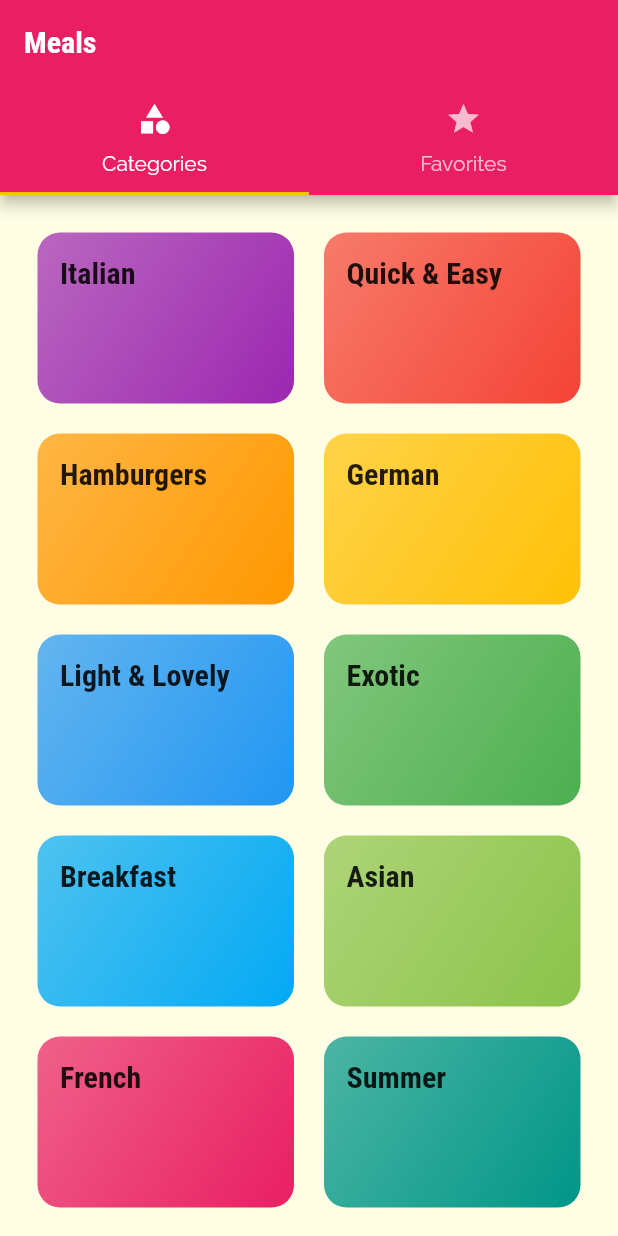
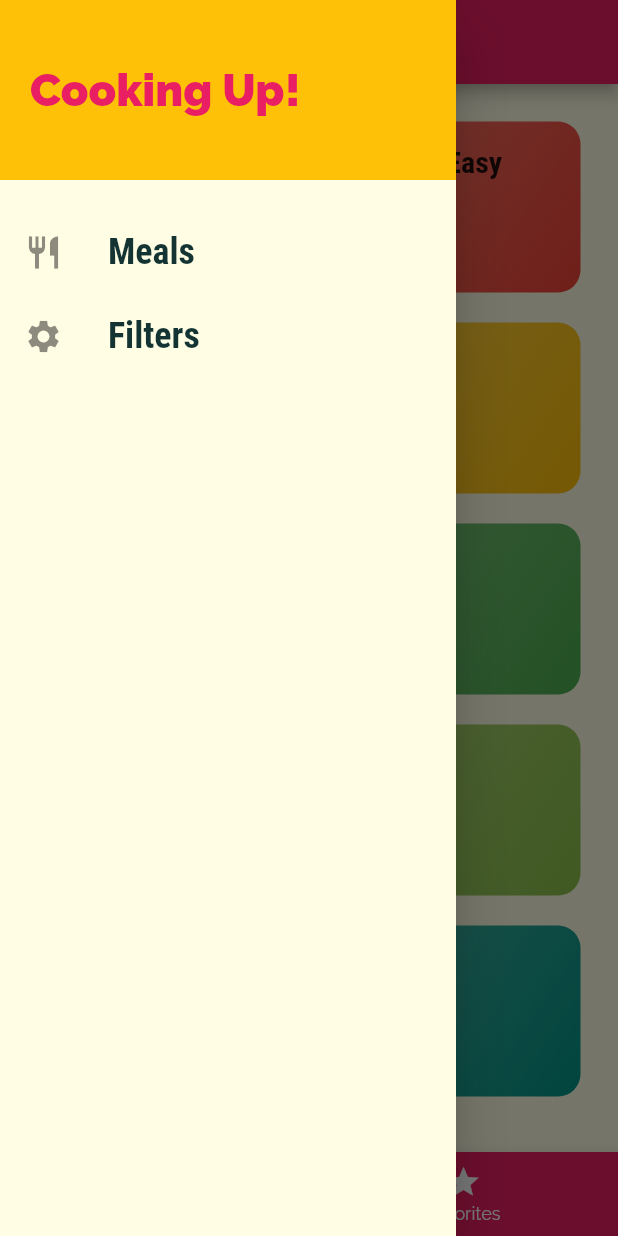
Before and after one commit to KoKud/FluterTutorial, a Flutter app: the screen it shows after launch, with the side drawer open (before the commit the screen has no drawer), on a phone screen of 412 x 824 dp. Run offline on Flutter 3.47's test engine with Material 2 defaults, Android fonts, the phone set to English and light mode, and no system bars.

Commit message:
Finished Meal app

```diff
--- a/flutter_guide_meals/lib/main.dart
+++ b/flutter_guide_meals/lib/main.dart
@@ -1,13 +1,66 @@
 import 'package:flutter/material.dart';
 
+import './dummy_data.dart';
+import './screens/filters_screen.dart';
 import './screens/tabs_screen.dart';
 import './screens/meal_detail_screen.dart';
 import './screens/category_meals_screen.dart';
 import './screens/categories_screen.dart';
+import './models/meal.dart';
 
 void main() => runApp(MyApp());
 
-class MyApp extends StatelessWidget {
+class MyApp extends StatefulWidget {
+  @override
+  State<MyApp> createState() => _MyAppState();
+}
+
+class _MyAppState extends State<MyApp> {
+  Map<String, bool> _filters = {
+    'gluten': false,
+    'lactose': false,
+    'vegan': false,
+    'vegetarian': false,
+  };
+
+  List<Meal> _availableMeals = DUMMY_MEALS;
+  List<Meal> _favouriteMeals = [];
+
+  void _setFilters(Map<String, bool> filterData) {
+    setState(() {
+      _filters = filterData;
+
+      _availableMeals = DUMMY_MEALS.where((meal) {
+        if (_filters['gluten'] && !meal.isGlutenFree) return false;
+        if (_filters['lactose'] && !meal.isLactoseFree) return false;
+        if (_filters['vegan'] && !meal.isVegan) return false;
+        if (_filters['vegetarian'] && !meal.isVegetarian) return false;
+
+        return true;
+      }).toList();
+    });
+  }
+
+  void _toggleFavorite(String mealId) {
+    final existingIndes =
+        _favouriteMeals.indexWhere((meal) => meal.id == mealId);
+
+    if (existingIndes >= 0) {
+      setState(() {
+        _favouriteMeals.removeAt(existingIndes);
+      });
+    } else {
+      setState(() {
+        _favouriteMeals
+            .add(DUMMY_MEALS.firstWhere((meal) => meal.id == mealId));
+      });
+    }
+  }
+
+  bool _isMealFavorite(String id) {
+    return _favouriteMeals.any((meal) => meal.id == id);
+  }
+
   @override
   Widget build(BuildContext context) {
     return MaterialApp(
@@ -32,9 +85,12 @@
       // home: CategoriesScreen(),
       // initialRoute: '/',
       routes: {
-        '/': (ctx) => TabScreen(),
-        CategoryMealsScreen.routName: (ctx) => CategoryMealsScreen(),
-        MealDetailScreen.routeName: (ctx) => MealDetailScreen(),
+        '/': (ctx) => TabScreen(_favouriteMeals),
+        CategoryMealsScreen.routName: (ctx) =>
+            CategoryMealsScreen(_availableMeals),
+        MealDetailScreen.routeName: (ctx) =>
+            MealDetailScreen(_toggleFavorite, _isMealFavorite),
+        FiltersScreen.routeName: (ctx) => FiltersScreen(_filters, _setFilters),
       },
       onGenerateRoute: (setting) {
         print(setting.arguments);
--- a/flutter_guide_meals/lib/screens/tabs_screen.dart
+++ b/flutter_guide_meals/lib/screens/tabs_screen.dart
@@ -1,39 +1,68 @@
 import 'package:flutter/material.dart';
+
+import '../models/meal.dart';
+import '../widgets/main_drawer.dart';
 import './categories_screen.dart';
 import './favourites_screen.dart';
 
 class TabScreen extends StatefulWidget {
+  final List<Meal> favoriteMeals;
+
+  TabScreen(this.favoriteMeals);
+
   @override
   _TabScreenState createState() => _TabScreenState();
 }
 
 class _TabScreenState extends State<TabScreen> {
+  List<Map<String, Object>> _pages;
+  int _selectedPageIndex = 0;
+
+  @override
+  void initState() {
+    _pages = [
+      {'page': CategoriesScreen(), 'title': 'Categories'},
+      {
+        'page': FavouriteScreen(widget.favoriteMeals),
+        'title': 'Your Favourite'
+      },
+    ];
+    super.initState();
+  }
+
+  void _selectPage(int index) {
+    setState(() {
+      _selectedPageIndex = index;
+    });
+  }
+
   @override
   Widget build(BuildContext context) {
-    return DefaultTabController(
-      length: 2,
-      child: Scaffold(
-        appBar: AppBar(
-          title: Text('Meals'),
-          bottom: TabBar(
-            tabs: [
-              Tab(
-                icon: Icon(Icons.category),
-                text: 'Categories',
-              ),
-              Tab(
-                icon: Icon(Icons.star),
-                text: 'Favorites',
-              ),
-            ],
+    return Scaffold(
+      appBar: AppBar(
+        title: Text(_pages[_selectedPageIndex]['title']),
+      ),
+      drawer: MainDrawer(),
+      body: _pages[_selectedPageIndex]['page'],
+      bottomNavigationBar: BottomNavigationBar(
+        onTap: _selectPage,
+        backgroundColor: Theme.of(context).primaryColor,
+        unselectedItemColor: Colors.white,
+        selectedItemColor: Theme.of(context).accentColor,
+        currentIndex: _selectedPageIndex,
+        // type: BottomNavigationBarType.shifting,
+        items: [
+          BottomNavigationBarItem(
+            backgroundColor: Theme.of(context).primaryColor,
+            icon: Icon(Icons.category),
+            label: 'Categories',
           ),
-        ),
-        body: TabBarView(
-          children: [
-            CategoriesScreen(),
-            FavouriteScreen(),
-          ],
-        ),
+          BottomNavigationBarItem(
+            backgroundColor: Theme.of(context).primaryColor,
+            icon: Icon(Icons.star),
+            label: 'Favorites',
+          ),
+        ],
       ),
     );
   }
--- /dev/null
+++ b/flutter_guide_meals/lib/widgets/main_drawer.dart
@@ -0,0 +1,55 @@
+import 'package:flutter/material.dart';
+
+import '../screens/filters_screen.dart';
+
+class MainDrawer extends StatelessWidget {
+  Widget buildListTile(String text, IconData icon, Function tapHandler) {
+    return ListTile(
+      leading: Icon(
+        icon,
+        size: 26,
+      ),
+      title: Text(
+        text,
+        style: TextStyle(
+          fontFamily: 'RobotoCondensed',
+          fontSize: 24,
+          fontWeight: FontWeight.bold,
+        ),
+      ),
+      onTap: tapHandler,
+    );
+  }
+
+  @override
+  Widget build(BuildContext context) {
+    return Drawer(
+      child: Column(children: [
+        Container(
+          height: 120,
+          width: double.infinity,
+          padding: EdgeInsets.all(20),
+          alignment: Alignment.centerLeft,
+          color: Theme.of(context).accentColor,
+          child: Text(
+            'Cooking Up!',
+            style: TextStyle(
+              fontWeight: FontWeight.w900,
+              fontSize: 30,
+              color: Theme.of(context).primaryColor,
+            ),
+          ),
+        ),
+        SizedBox(
+          height: 20,
+        ),
+        buildListTile('Meals', Icons.restaurant, () {
+          Navigator.of(context).pushReplacementNamed('/');
+        }),
+        buildListTile('Filters', Icons.settings, () {
+          Navigator.of(context).pushReplacementNamed(FiltersScreen.routeName);
+        }),
+      ]),
+    );
+  }
+}
```
Also changed, not shown: flutter_guide_meals/lib/screens/category_meals_screen.dart (+45 -21 lines), flutter_guide_meals/lib/screens/favourites_screen.dart (+26 -3 lines), flutter_guide_meals/lib/screens/filters_screen.dart (added, +105 -0 lines), flutter_guide_meals/lib/screens/meal_detail_screen.dart (+11 -0 lines), flutter_guide_meals/lib/widgets/meal_item.dart (+7 -1 lines).
